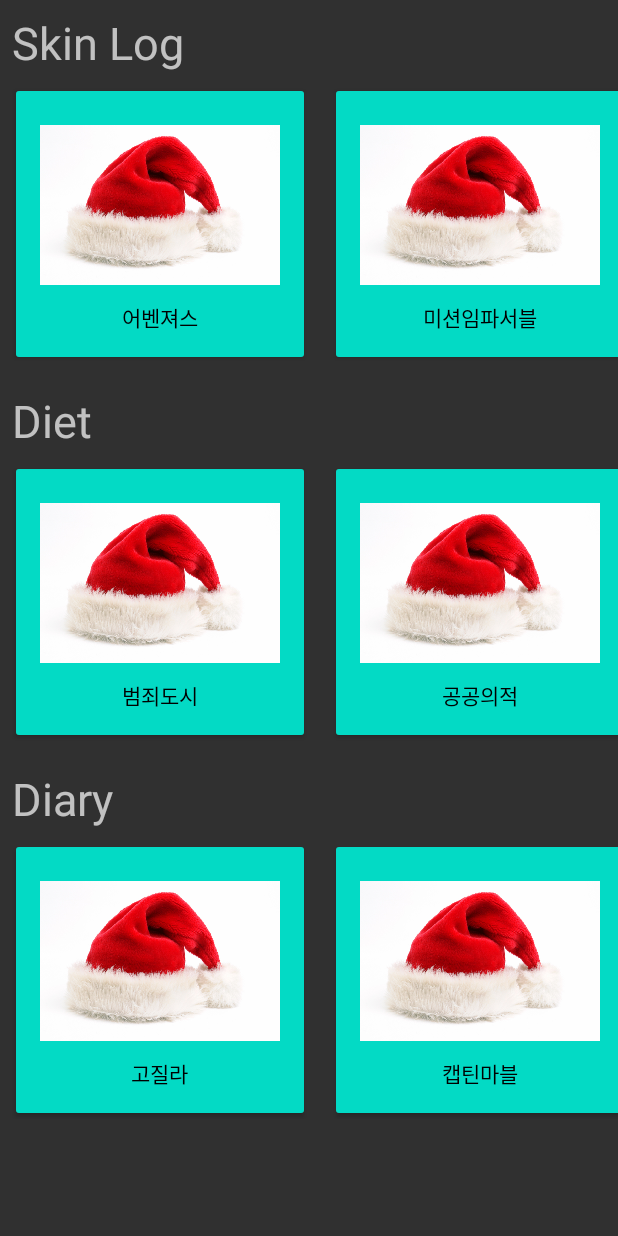
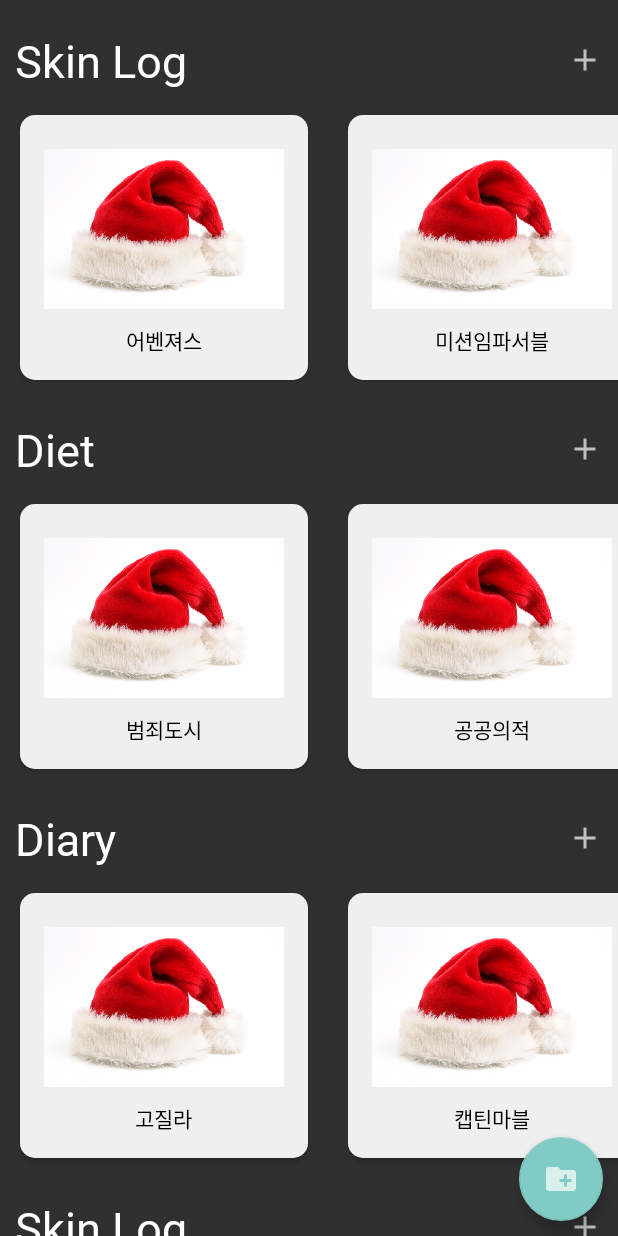
Before and after one commit to uyttyu7532/PhotoChangeRecord, an Android app: the screen it shows after launch (ListActivity), on a phone screen of 412 x 824 dp. Run offline under Robolectric (Android 15) with nearby library versions, the phone set to English and light mode, and no system bars; our stand-ins replace data binding; libraries missing offline, so code that uses them is left out: com.takusemba.multisnaprecyclerview; 4 statements that could not run were skipped.

Commit message:
ListActivity 디자인

```diff
--- a/build.gradle
+++ b/build.gradle
@@ -71,4 +71,7 @@ dependencies {
     // cardview
     implementation "com.google.android.material:material:1.0.0"
 
+    // https://github.com/TakuSemba/MultiSnapRecyclerView
+    implementation 'com.github.takusemba:multisnaprecyclerview:2.0.3'
+
 }
--- a/src/main/java/com/example/photochangerecord/ListActivity.kt
+++ b/src/main/java/com/example/photochangerecord/ListActivity.kt
@@ -12,6 +12,8 @@ import com.example.photochangerecord.databinding.ActivityListBinding
 import com.example.photochangerecord.viewmodel.CameraBackGroundViewModel
 import com.example.photochangerecord.viewmodel.Folder
 import com.example.photochangerecord.viewmodel.Photo
+import com.takusemba.multisnaprecyclerview.MultiSnapHelper
+import com.takusemba.multisnaprecyclerview.SnapGravity
 
 
 class ListActivity : AppCompatActivity() {
@@ -70,7 +72,8 @@ class ListActivity : AppCompatActivity() {
         recyclerView.layoutManager = manager
         recyclerView.adapter = adapter
 
-
+        val multiSnapHelper = MultiSnapHelper(SnapGravity.START, 1, 100f)
+        multiSnapHelper.attachToRecyclerView(recyclerView)
     }
 
 
@@ -89,6 +92,27 @@ class ListActivity : AppCompatActivity() {
         photo3.add(Photo(R.drawable.photo, "고질라"))
         photo3.add(Photo(R.drawable.photo, "캡틴마블"))
         photo3.add(Photo(R.drawable.photo, "아이언맨"))
+        photo3.add(Photo(R.drawable.photo, "고질라"))
+        photo3.add(Photo(R.drawable.photo, "캡틴마블"))
+        photo3.add(Photo(R.drawable.photo, "아이언맨"))
+        photo3.add(Photo(R.drawable.photo, "고질라"))
+        photo3.add(Photo(R.drawable.photo, "캡틴마블"))
+        photo3.add(Photo(R.drawable.photo, "아이언맨"))
+        folderList.add(Folder("Diary", photo3))
+        val photo4: ArrayList<Photo> = ArrayList()
+        photo4.add(Photo(R.drawable.photo, "어벤져스"))
+        photo4.add(Photo(R.drawable.photo, "미션임파서블"))
+        photo4.add(Photo(R.drawable.photo, "아저씨"))
+        folderList.add(Folder("Skin Log", photo1))
+        val photo5: ArrayList<Photo> = ArrayList()
+        photo5.add(Photo(R.drawable.photo, "범죄도시"))
+        photo5.add(Photo(R.drawable.photo, "공공의적"))
+        photo5.add(Photo(R.drawable.photo, "맨인블랙"))
+        folderList.add(Folder("Diet", photo2))
+        val photo6: ArrayList<Photo> = ArrayList()
+        photo6.add(Photo(R.drawable.photo, "고질라"))
+        photo6.add(Photo(R.drawable.photo, "캡틴마블"))
+        photo6.add(Photo(R.drawable.photo, "아이언맨"))
         folderList.add(Folder("Diary", photo3))
     }
 
--- a/src/main/java/com/example/photochangerecord/VerticalAdapter.kt
+++ b/src/main/java/com/example/photochangerecord/VerticalAdapter.kt
@@ -8,7 +8,8 @@ import android.widget.TextView
 import androidx.recyclerview.widget.LinearLayoutManager
 import androidx.recyclerview.widget.RecyclerView
 import com.example.photochangerecord.viewmodel.Folder
-import com.example.photochangerecord.viewmodel.Photo
+import com.takusemba.multisnaprecyclerview.MultiSnapHelper
+import com.takusemba.multisnaprecyclerview.SnapGravity
 
 
 class VerticalAdapter(
@@ -34,6 +35,9 @@ class VerticalAdapter(
         holder.recyclerViewHorizontal.layoutManager = manager
         holder.recyclerViewHorizontal.adapter = adapter
 
+        val multiSnapHelper = MultiSnapHelper(SnapGravity.START, 1, 100f)
+        multiSnapHelper.attachToRecyclerView(holder.recyclerViewHorizontal)
+
     }
 
     override fun getItemCount(): Int {
@@ -45,5 +49,7 @@ class VerticalAdapter(
     ) {
         val recyclerViewHorizontal= itemView.findViewById(R.id.recycler_view_horizontal) as RecyclerView
         val folderTitle: TextView = itemView.findViewById(R.id.folder_title) as TextView
+
+
     }
 }
--- /dev/null
+++ b/src/main/res/drawable/ic_baseline_add_24.xml
@@ -0,0 +1,10 @@
+<vector xmlns:android="http://schemas.android.com/apk/res/android"
+    android:width="24dp"
+    android:height="24dp"
+    android:viewportWidth="24"
+    android:viewportHeight="24"
+    android:tint="?attr/colorControlNormal">
+  <path
+      android:fillColor="@android:color/white"
+      android:pathData="M19,13h-6v6h-2v-6H5v-2h6V5h2v6h6v2z"/>
+</vector>
--- /dev/null
+++ b/src/main/res/drawable/ic_baseline_create_new_folder_24.xml
@@ -0,0 +1,10 @@
+<vector xmlns:android="http://schemas.android.com/apk/res/android"
+    android:width="24dp"
+    android:height="24dp"
+    android:viewportWidth="24"
+    android:viewportHeight="24"
+    android:tint="?attr/colorControlNormal">
+  <path
+      android:fillColor="@android:color/white"
+      android:pathData="M20,6h-8l-2,-2L4,4c-1.11,0 -1.99,0.89 -1.99,2L2,18c0,1.11 0.89,2 2,2h16c1.11,0 2,-0.89 2,-2L22,8c0,-1.11 -0.89,-2 -2,-2zM19,14h-3v3h-2v-3h-3v-2h3L14,9h2v3h3v2z"/>
+</vector>
--- /dev/null
+++ b/src/main/res/font/gmarket_font_family.xml
@@ -0,0 +1,34 @@
+<?xml version="1.0" encoding="utf-8"?>
+<font-family xmlns:android="http://schemas.android.com/apk/res/android"
+    xmlns:app="http://schemas.android.com/apk/res-auto"
+    xmlns:tools="http://schemas.android.com/tools"
+    tools:ignore="UnusedAttribute,ResourceCycle">
+
+    <!--demi light-->
+    <font
+        android:font="@font/gmarketsansttflight"
+        android:fontStyle="normal"
+        android:fontWeight="300"
+        app:font="@font/gmarketsansttflight"
+        app:fontStyle="normal"
+        app:fontWeight="300" />
+
+    <!--bold-->
+    <font
+        android:font="@font/gmarketsansttfmedium"
+        android:fontStyle="normal"
+        android:fontWeight="500"
+        app:font="@font/gmarketsansttfmedium"
+        app:fontStyle="normal"
+        app:fontWeight="500" />
+
+    <!--medium-->
+    <font
+        android:font="@font/gmarketsansttfbold"
+        android:fontStyle="normal"
+        android:fontWeight="1000"
+        app:font="@font/gmarketsansttfbold"
+        app:fontStyle="normal"
+        app:fontWeight="1000" />
+
+</font-family>
--- a/src/main/res/layout/activity_list.xml
+++ b/src/main/res/layout/activity_list.xml
@@ -4,11 +4,15 @@
     xmlns:tools="http://schemas.android.com/tools">
 
     <data>
-
         <variable
             name="viewModel"
             type="com.example.photochangerecord.viewmodel.CameraBackGroundViewModel" />
     </data>
+
+    <FrameLayout
+        android:layout_marginTop="10dp"
+        android:layout_width="match_parent"
+        android:layout_height="match_parent">
 
         <androidx.recyclerview.widget.RecyclerView
             android:id="@+id/recycler_view_vertical"
@@ -16,4 +20,12 @@
             android:layout_height="match_parent"
             app:layout_behavior="@string/appbar_scrolling_view_behavior" />
 
+        <com.google.android.material.floatingactionbutton.FloatingActionButton
+            android:id="@+id/add_folder_btn"
+            android:layout_width="wrap_content"
+            android:layout_height="wrap_content"
+            android:layout_gravity="end|bottom"
+            android:layout_margin="10dp"
+            android:src="@drawable/ic_baseline_create_new_folder_24" />
+    </FrameLayout>
 </layout>
--- a/src/main/res/layout/item_horizontal.xml
+++ b/src/main/res/layout/item_horizontal.xml
@@ -5,6 +5,7 @@
     android:layout_width="wrap_content"
     android:layout_height="wrap_content"
     android:layout_marginLeft="8dp"
+    app:cardCornerRadius="10dp"
     android:layout_marginRight="8dp"
     app:cardUseCompatPadding="true">
 
@@ -13,7 +14,7 @@
         android:orientation="vertical"
         android:layout_width="wrap_content"
         android:layout_height="wrap_content"
-        android:background="@color/colorAccent"
+        android:background="#EFEFEF"
         android:gravity="center"
         android:padding="16dp"
         >
@@ -26,6 +27,7 @@
 
 
         <TextView
+            style="@style/Text.Gmarket.Medium"
             android:id="@+id/title"
             android:layout_width="wrap_content"
             android:layout_height="wrap_content"
--- a/src/main/res/layout/item_vertical.xml
+++ b/src/main/res/layout/item_vertical.xml
@@ -1,23 +1,34 @@
 <?xml version="1.0" encoding="utf-8"?>
-    <LinearLayout xmlns:android="http://schemas.android.com/apk/res/android"
+<RelativeLayout xmlns:android="http://schemas.android.com/apk/res/android"
     xmlns:app="http://schemas.android.com/apk/res-auto"
     android:layout_width="match_parent"
     android:layout_height="wrap_content"
-        android:descendantFocusability="blocksDescendants"
-        android:orientation="vertical">
+    android:descendantFocusability="blocksDescendants">
 
     <TextView
+        android:textColor="#ffffff"
+        style="@style/Text.Gmarket.Medium"
         android:id="@+id/folder_title"
-        android:layout_margin="8dp"
-        android:textSize="30sp"
-        android:text="Title"
         android:layout_width="wrap_content"
-        android:layout_height="wrap_content" />
+        android:layout_height="wrap_content"
+        android:layout_margin="10dp"
+        android:text="gygyg"
+        android:includeFontPadding="true"
+        android:textSize="30sp" />
+
+    <ImageView
+        android:layout_width="wrap_content"
+        android:layout_height="wrap_content"
+        android:layout_alignBaseline="@+id/folder_title"
+        android:layout_alignParentEnd="true"
+        android:layout_margin="10dp"
+        android:baselineAlignBottom="true"
+        android:src="@drawable/ic_baseline_add_24" />
 
     <androidx.recyclerview.widget.RecyclerView
         android:id="@+id/recycler_view_horizontal"
-            android:layout_marginBottom="10dp"
         android:layout_width="match_parent"
         android:layout_height="wrap_content"
-            app:layout_behavior="@string/appbar_scrolling_view_behavior" />
-    </LinearLayout>
+        android:layout_below="@+id/folder_title"
+        android:layout_marginBottom="10dp" />
+</RelativeLayout>
--- a/src/main/res/values/styles.xml
+++ b/src/main/res/values/styles.xml
@@ -7,4 +7,21 @@
         <item name="colorAccent">@color/colorAccent</item>
     </style>
 
+
+    <style name="Text.Gmarket.Medium" parent="android:TextAppearance">
+        <item name="android:textStyle">normal</item>
+        <item name="android:textSize">14sp</item>
+        <item name="android:textColor">#2E2E2E</item>
+        <item name="android:fontFamily">@font/gmarketsansttfmedium</item>
+        <item name="android:includeFontPadding">false</item>
+    </style>
+
+    <style name="Text.Gmarket.Bold" parent="android:TextAppearance">
+        <item name="android:textStyle">bold</item>
+        <item name="android:textSize">16sp</item>
+        <item name="android:textColor">#000000</item>
+        <item name="android:fontFamily">@font/gmarketsansttfbold</item>
+        <item name="android:includeFontPadding">false</item>
+    </style>
+
 </resources>
```
Also changed, not shown: 3 other files. Lines whose indentation alone changed are shown as unchanged.
